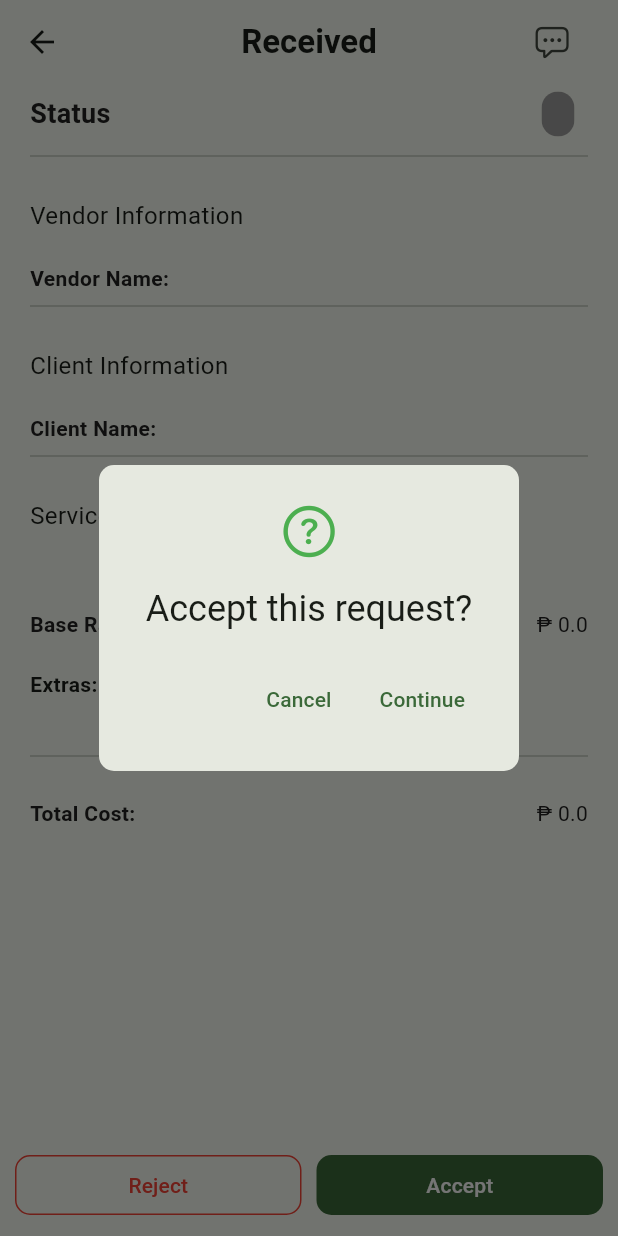
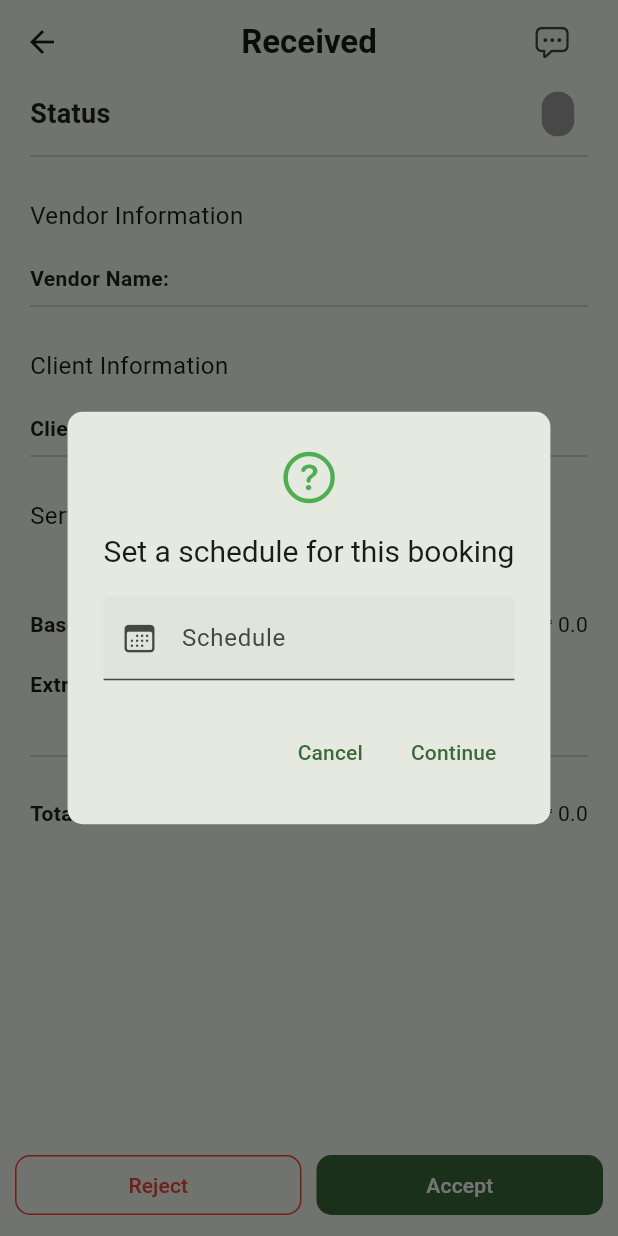
Before and after one commit to beeploop/NearbyAssist_mobile, a Flutter app: the ReceivedRequestSummaryPage screen opened directly with empty values, after a tap on "Accept", on a phone screen of 412 x 824 dp. Run offline on Flutter 3.47's test engine with Material 3 defaults, Android fonts, the phone set to English and light mode, and no system bars; drawn by our look-alikes of auto_size_text, loader_overlay; our stand-ins replace cached_network_image, dio, dropdown_search, flutter_chat_types, flutter_chat_ui, flutter_dotenv and 13 more; missing offline and left inert: diffie_hellman, encrypt, flutter_facebook_auth, flutter_map_animations, flutter_map_cancellable_tile_provider, google_polyline_algorithm and 2 more; accounts and stored records are empty.

Commit message:
fix: set schedule on accepting request

```diff
--- a/lib/pages/account/transactions/received_request_summary_page.dart
+++ b/lib/pages/account/transactions/received_request_summary_page.dart
@@ -5,6 +5,7 @@ import 'package:flutter/material.dart';
 import 'package:go_router/go_router.dart';
 import 'package:loader_overlay/loader_overlay.dart';
 import 'package:nearby_assist/models/transaction_model.dart';
+import 'package:nearby_assist/models/user_model.dart';
 import 'package:nearby_assist/pages/booking/widget/row_tile.dart';
 import 'package:nearby_assist/providers/transaction_provider.dart';
 import 'package:nearby_assist/providers/user_provider.dart';
@@ -26,6 +27,16 @@ class ReceivedRequestSummaryPage extends StatefulWidget {
 
 class _ReceivedRequestSummaryPageState
     extends State<ReceivedRequestSummaryPage> {
+  final _scheduleController = TextEditingController();
+  late UserModel _user;
+
+  @override
+  void initState() {
+    super.initState();
+
+    _user = Provider.of<UserProvider>(context, listen: false).user;
+  }
+
   @override
   Widget build(BuildContext context) {
     return LoaderOverlay(
@@ -194,9 +205,7 @@ class _ReceivedRequestSummaryPageState
   }
 
   void _onTapAccept() {
-    final user = context.watch<UserProvider>().user;
-
-    if (user.isRestricted) {
+    if (_user.isRestricted) {
       showAccountRestrictedModal(context);
       return;
     }
@@ -212,14 +221,30 @@ class _ReceivedRequestSummaryPageState
         shape: RoundedRectangleBorder(
           borderRadius: BorderRadius.circular(10),
         ),
-        title: const Text('Accept this request?'),
+        title: const Text(
+          'Set a schedule for this booking',
+          style: TextStyle(fontSize: 20),
+        ),
+        content: TextField(
+          controller: _scheduleController,
+          decoration: const InputDecoration(
+            labelText: 'Schedule',
+            filled: true,
+            prefixIcon: Icon(CupertinoIcons.calendar),
+          ),
+          readOnly: true,
+          onTap: _pickDate,
+        ),
         actions: [
           TextButton(
             onPressed: () => Navigator.pop(context),
             child: const Text('Cancel'),
           ),
           TextButton(
-            onPressed: () => _confirmRequest(widget.transaction.id),
+            onPressed: () => _confirmRequest(
+              widget.transaction.id,
+              _scheduleController.text,
+            ),
             child: const Text('Continue'),
           ),
         ],
@@ -228,9 +253,7 @@ class _ReceivedRequestSummaryPageState
   }
 
   void _onTapReject() {
-    final user = context.watch<UserProvider>().user;
-
-    if (user.isRestricted) {
+    if (_user.isRestricted) {
       showAccountRestrictedModal(context);
       return;
     }
@@ -261,20 +284,23 @@ class _ReceivedRequestSummaryPageState
     );
   }
 
-  Future<void> _confirmRequest(String id) async {
+  Future<void> _confirmRequest(String id, String schedule) async {
     final loader = context.loaderOverlay;
 
     try {
       loader.show();
-
       Navigator.pop(context);
 
+      if (schedule.isEmpty) {
+        throw 'Invalid schedule';
+      }
+
       final transactionProvider = context.read<TransactionProvider>();
-      await transactionProvider.acceptTransactionRequest(id);
+      await transactionProvider.acceptTransactionRequest(id, schedule);
 
       _onSuccess();
     } on DioException catch (error) {
-      _onError(error.response?.data['error']);
+      _onError(error.response?.data['message']);
     } catch (error) {
       _onError(error.toString());
     } finally {
@@ -299,6 +325,22 @@ class _ReceivedRequestSummaryPageState
     } finally {
       loader.hide();
     }
+  }
+
+  Future<void> _pickDate() async {
+    DateTime? schedule = await showDatePicker(
+      context: context,
+      initialDate: DateTime.now(),
+      firstDate: DateTime.now(),
+      lastDate: DateTime.now().add(
+          const Duration(days: 30)), // restrict schedule to 30 days advance
+    );
+
+    if (schedule == null) return;
+
+    setState(() {
+      _scheduleController.text = schedule.toString().split(" ")[0];
+    });
   }
 
   void _onSuccess() {
--- a/lib/providers/transaction_provider.dart
+++ b/lib/providers/transaction_provider.dart
@@ -109,9 +109,9 @@ class TransactionProvider extends ChangeNotifier {
     }
   }
 
-  Future<void> cancelTransactionRequest(String id) async {
+  Future<void> cancelTransactionRequest(String id, String reason) async {
     try {
-      await TransactionService().cancelTransaction(id);
+      await TransactionService().cancelTransaction(id, reason);
 
       _sentRequests.removeWhere((request) => request.id == id);
 
@@ -128,9 +128,9 @@ class TransactionProvider extends ChangeNotifier {
     }
   }
 
-  Future<void> acceptTransactionRequest(String id) async {
+  Future<void> acceptTransactionRequest(String id, String schedule) async {
     try {
-      await TransactionService().acceptRequest(id);
+      await TransactionService().acceptRequest(id, schedule);
       _receivedRequests.removeWhere((request) => request.id == id);
 
       final updated = _recents
```
Also changed, not shown: lib/pages/account/transactions/sent_request_summary_page.dart (+15 -6 lines), lib/pages/account/transactions/transaction_summary_page.dart (+15 -6 lines), lib/services/transaction_service.dart (+11 -4 lines).
